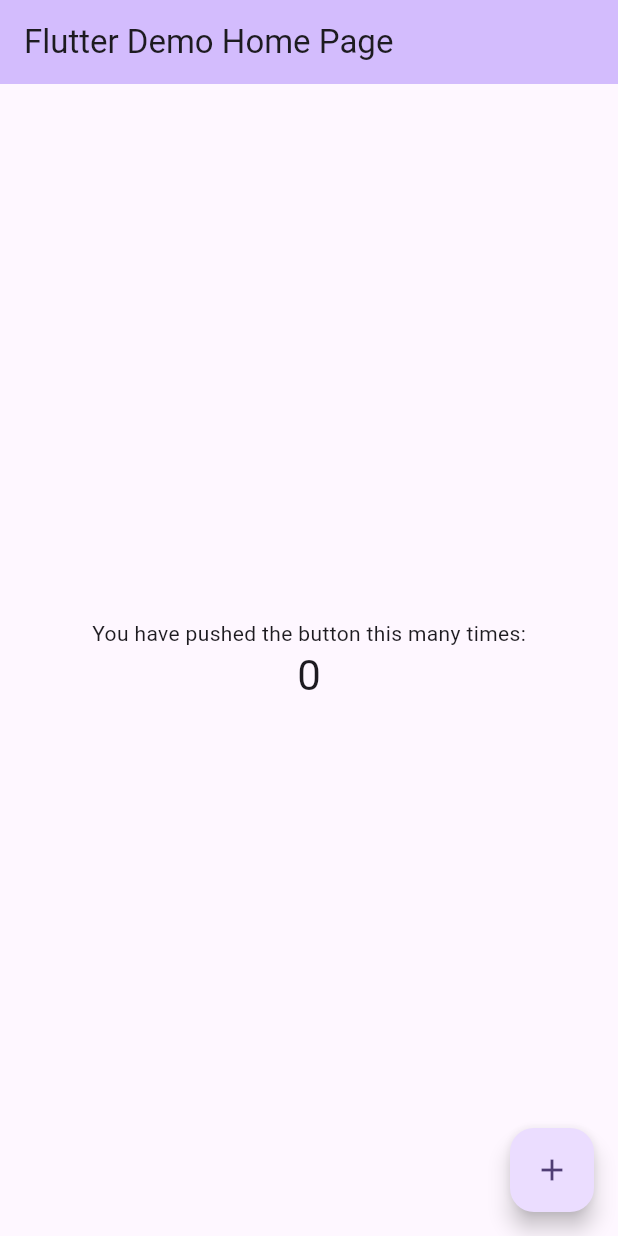
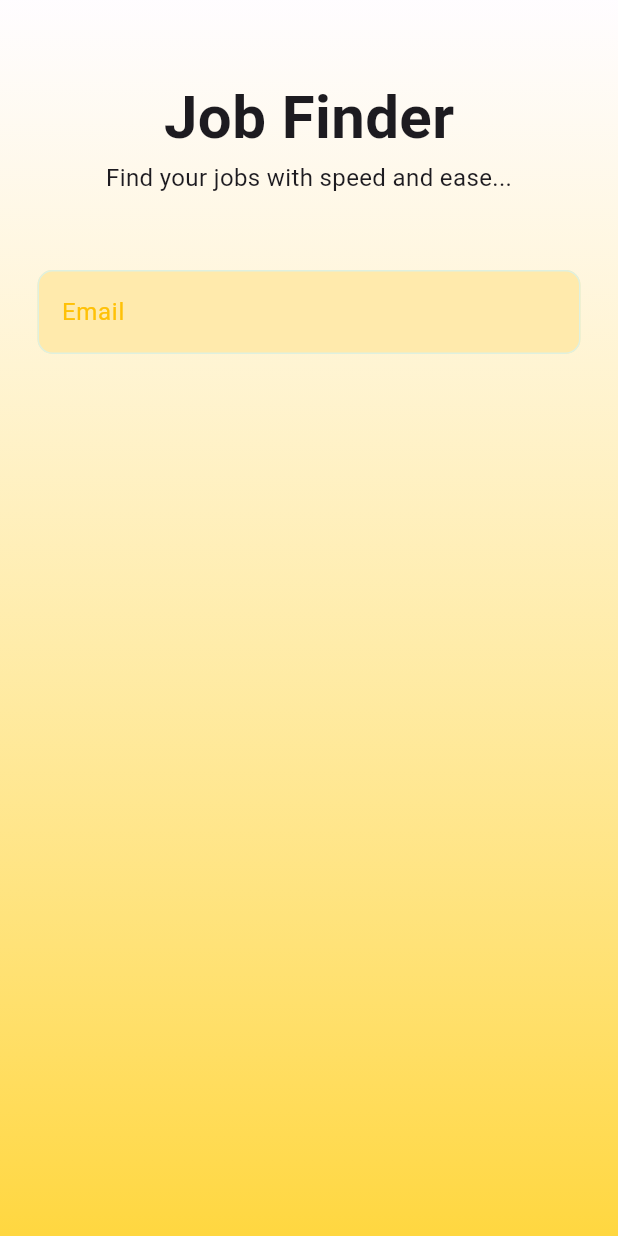
Before and after one commit to Evar-SF27/jobs, a Flutter app: the screen it shows after launch, on a phone screen of 412 x 824 dp. Run offline on Flutter 3.47's test engine with Material 2 defaults, Android fonts, the phone set to English and light mode, and no system bars; our stand-ins replace email_validator.

Commit message:
creating login screen

```diff
--- a/lib/main.dart
+++ b/lib/main.dart
@@ -1,4 +1,5 @@
 import 'package:flutter/material.dart';
+import 'package:jobs/pages/login.dart';
 
 void main() {
   runApp(const MyApp());
@@ -11,115 +12,13 @@ class MyApp extends StatelessWidget {
   @override
   Widget build(BuildContext context) {
     return MaterialApp(
-      title: 'Flutter Demo',
+      title: 'Job Finder',
+      debugShowCheckedModeBanner: false,
       theme: ThemeData(
-        // This is the theme of your application.
-        //
-        // TRY THIS: Try running your application with "flutter run". You'll see
-        // the application has a blue toolbar. Then, without quitting the app,
-        // try changing the seedColor in the colorScheme below to Colors.green
-        // and then invoke "hot reload" (save your changes or press the "hot
-        // reload" button in a Flutter-supported IDE, or press "r" if you used
-        // the command line to start the app).
-        //
-        // Notice that the counter didn't reset back to zero; the application
-        // state is not lost during the reload. To reset the state, use hot
-        // restart instead.
-        //
-        // This works for code too, not just values: Most code changes can be
-        // tested with just a hot reload.
         colorScheme: ColorScheme.fromSeed(seedColor: Colors.deepPurple),
         useMaterial3: true,
       ),
-      home: const MyHomePage(title: 'Flutter Demo Home Page'),
+      home: const LoginScreen(),
     );
   }
 }
-
-class MyHomePage extends StatefulWidget {
-  const MyHomePage({super.key, required this.title});
-
-  // This widget is the home page of your application. It is stateful, meaning
-  // that it has a State object (defined below) that contains fields that affect
-  // how it looks.
-
-  // This class is the configuration for the state. It holds the values (in this
-  // case the title) provided by the parent (in this case the App widget) and
-  // used by the build method of the State. Fields in a Widget subclass are
-  // always marked "final".
-
-  final String title;
-
-  @override
-  State<MyHomePage> createState() => _MyHomePageState();
-}
-
-class _MyHomePageState extends State<MyHomePage> {
-  int _counter = 0;
-
-  void _incrementCounter() {
-    setState(() {
-      // This call to setState tells the Flutter framework that something has
-      // changed in this State, which causes it to rerun the build method below
-      // so that the display can reflect the updated values. If we changed
-      // _counter without calling setState(), then the build method would not be
-      // called again, and so nothing would appear to happen.
-      _counter++;
-    });
-  }
-
-  @override
-  Widget build(BuildContext context) {
-    // This method is rerun every time setState is called, for instance as done
-    // by the _incrementCounter method above.
-    //
-    // The Flutter framework has been optimized to make rerunning build methods
-    // fast, so that you can just rebuild anything that needs updating rather
-    // than having to individually change instances of widgets.
-    return Scaffold(
-      appBar: AppBar(
-        // TRY THIS: Try changing the color here to a specific color (to
-        // Colors.amber, perhaps?) and trigger a hot reload to see the AppBar
-        // change color while the other colors stay the same.
-        backgroundColor: Theme.of(context).colorScheme.inversePrimary,
-        // Here we take the value from the MyHomePage object that was created by
-        // the App.build method, and use it to set our appbar title.
-        title: Text(widget.title),
-      ),
-      body: Center(
-        // Center is a layout widget. It takes a single child and positions it
-        // in the middle of the parent.
-        child: Column(
-          // Column is also a layout widget. It takes a list of children and
-          // arranges them vertically. By default, it sizes itself to fit its
-          // children horizontally, and tries to be as tall as its parent.
-          //
-          // Column has various properties to control how it sizes itself and
-          // how it positions its children. Here we use mainAxisAlignment to
-          // center the children vertically; the main axis here is the vertical
-          // axis because Columns are vertical (the cross axis would be
-          // horizontal).
-          //
-          // TRY THIS: Invoke "debug painting" (choose the "Toggle Debug Paint"
-          // action in the IDE, or press "p" in the console), to see the
-          // wireframe for each widget.
-          mainAxisAlignment: MainAxisAlignment.center,
-          children: <Widget>[
-            const Text(
-              'You have pushed the button this many times:',
-            ),
-            Text(
-              '$_counter',
-              style: Theme.of(context).textTheme.headlineMedium,
-            ),
-          ],
-        ),
-      ),
-      floatingActionButton: FloatingActionButton(
-        onPressed: _incrementCounter,
-        tooltip: 'Increment',
-        child: const Icon(Icons.add),
-      ), // This trailing comma makes auto-formatting nicer for build methods.
-    );
-  }
-}
--- /dev/null
+++ b/lib/pages/login.dart
@@ -0,0 +1,38 @@
+import 'package:flutter/material.dart';
+import 'package:jobs/widgets/header.dart';
+import 'package:jobs/widgets/input.dart';
+
+class LoginScreen extends StatefulWidget {
+  const LoginScreen({super.key});
+
+  @override
+  State<LoginScreen> createState() => _LoginScreenState();
+}
+
+class _LoginScreenState extends State<LoginScreen> {
+  @override
+  Widget build(BuildContext context) {
+    return Scaffold(
+        body: Container(
+      height: double.infinity,
+      width: double.maxFinite,
+      decoration: const BoxDecoration(
+        gradient: LinearGradient(
+            colors: [Colors.white70, Colors.amberAccent],
+            begin: Alignment.topCenter,
+            end: Alignment.bottomCenter),
+      ),
+      child: SafeArea(
+          child: SingleChildScrollView(
+        child: Column(
+          children: [
+            const SizedBox(height: 50),
+            headerWithSlogan(),
+            const SizedBox(height: 50),
+            emailField(controller: null, labelText: "Email"),
+          ],
+        ),
+      )),
+    ));
+  }
+}
--- /dev/null
+++ b/lib/widgets/header.dart
@@ -0,0 +1,39 @@
+import 'package:flutter/material.dart';
+
+Row header() {
+  return const Row(
+    mainAxisAlignment: MainAxisAlignment.center,
+    children: [Text("Job Finder")],
+  );
+}
+
+Row headerSide() {
+  return const Row(
+    mainAxisAlignment: MainAxisAlignment.center,
+    children: [Text("Job Finder")],
+  );
+}
+
+Row headerWithSlogan() {
+  return const Row(
+    mainAxisAlignment: MainAxisAlignment.center,
+    children: [
+      Column(
+        children: [
+          Row(
+            children: [
+              Text("Job Finder",
+                  style: TextStyle(fontSize: 40, fontWeight: FontWeight.bold))
+            ],
+          ),
+          Row(
+            children: [
+              Text("Find your jobs with speed and ease...",
+                  style: TextStyle(fontSize: 16))
+            ],
+          )
+        ],
+      )
+    ],
+  );
+}
--- /dev/null
+++ b/lib/widgets/input.dart
@@ -0,0 +1,30 @@
+import 'package:email_validator/email_validator.dart';
+import 'package:flutter/material.dart';
+
+Padding emailField({required controller, required labelText}) {
+  return Padding(
+    padding: const EdgeInsets.symmetric(horizontal: 25.0),
+    child: TextFormField(
+      controller: controller,
+      autovalidateMode: AutovalidateMode.onUserInteraction,
+      validator: (email) {
+        email != null && !EmailValidator.validate(email)
+            ? "Enter a valid email"
+            : null;
+        return null;
+      },
+      decoration: InputDecoration(
+          enabledBorder: const OutlineInputBorder(
+              borderRadius: BorderRadius.all(Radius.elliptical(10, 10)),
+              borderSide:
+                  BorderSide(color: Color.fromARGB(255, 223, 240, 223))),
+          focusedBorder: const OutlineInputBorder(
+              borderRadius: BorderRadius.all(Radius.elliptical(10, 10)),
+              borderSide: BorderSide(color: Colors.amber)),
+          fillColor: const Color.fromARGB(255, 255, 234, 172),
+          filled: true,
+          labelText: labelText,
+          labelStyle: const TextStyle(color: Colors.amber)),
+    ),
+  );
+}
--- a/pubspec.yaml
+++ b/pubspec.yaml
@@ -35,6 +35,7 @@ dependencies:
   # The following adds the Cupertino Icons font to your application.
   # Use with the CupertinoIcons class for iOS style icons.
   cupertino_icons: ^1.0.2
+  email_validator: ^2.1.17
 
 dev_dependencies:
   flutter_test:
```
Also changed, not shown: pubspec.lock.
